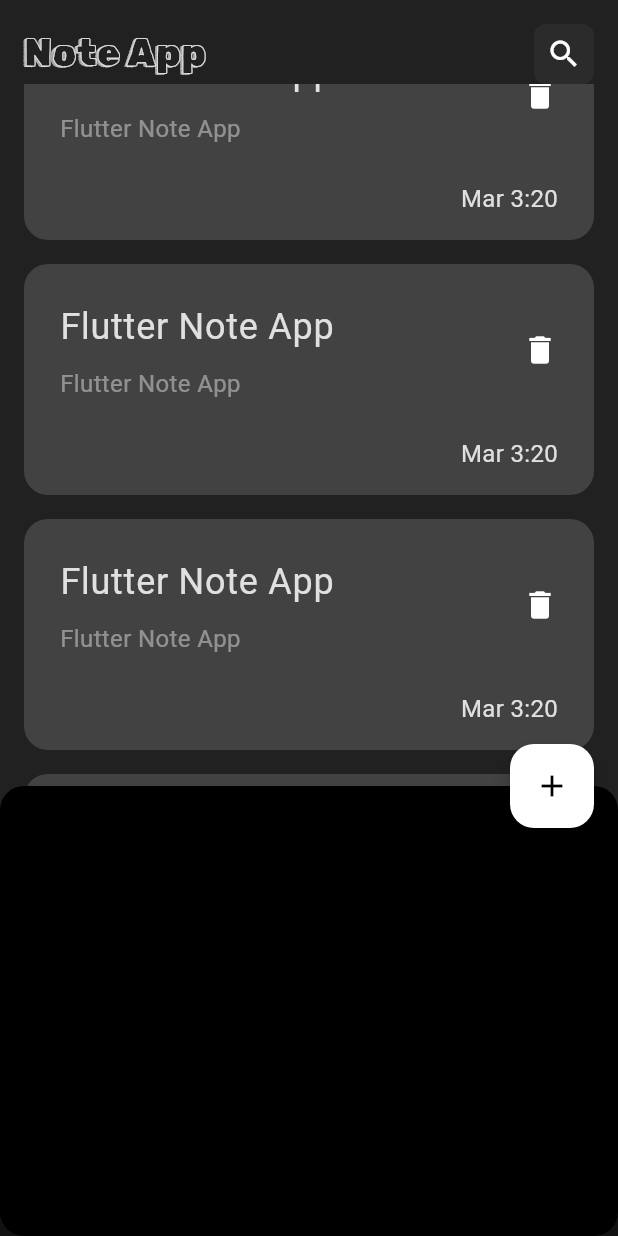
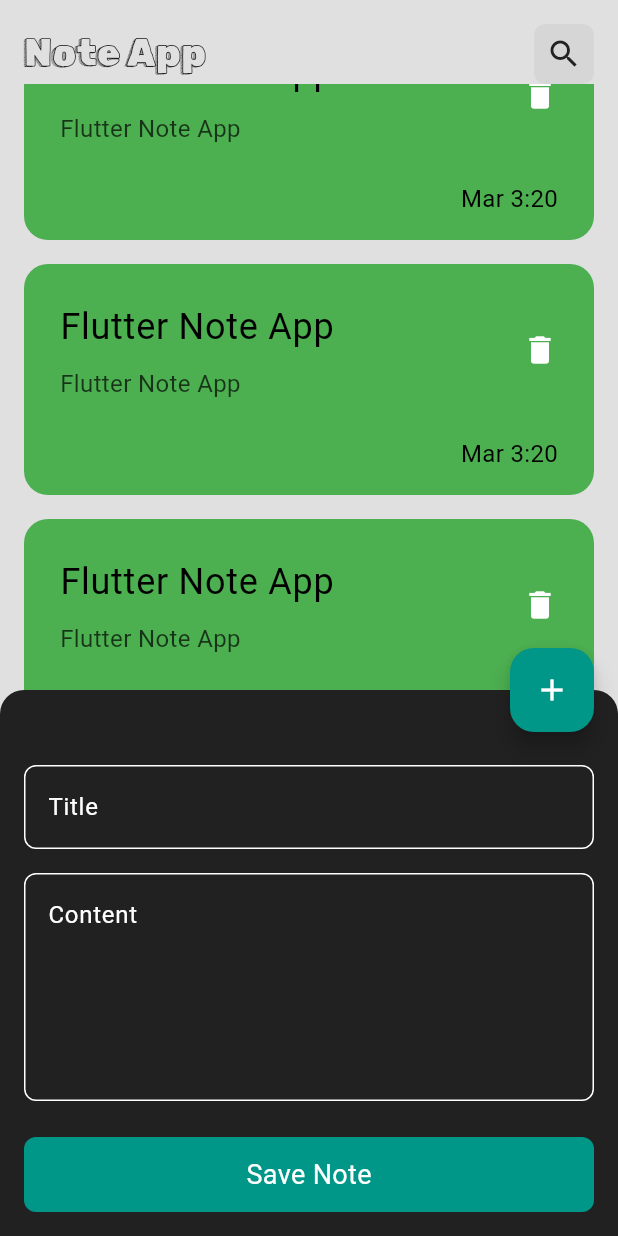
Before and after one commit to Waheed-Ashraf/Note-App, a Flutter app: the screen it shows after launch, scrolled down 576 dp, after a tap on the "add" icon, on a phone screen of 412 x 824 dp. Run offline on Flutter 3.47's test engine with Material 3 defaults, Android fonts, the phone set to English and light mode, and no system bars.

Commit message:
finishing the bottom sheet the update view AppBar

```diff
--- a/lib/main.dart
+++ b/lib/main.dart
@@ -1,5 +1,6 @@
 import 'package:flutter/material.dart';
 import 'package:note_app/theme/dark_theme.dart';
+import 'package:note_app/theme/light_theme.dart';
 import 'package:note_app/views/notes_view.dart';
 
 void main() {
@@ -14,7 +15,7 @@
   Widget build(BuildContext context) {
     return MaterialApp(
       debugShowCheckedModeBanner: false,
-      theme: darkMood,
+      theme: lightMood,
       home: const NotesView(),
     );
   }
--- a/lib/theme/dark_theme.dart
+++ b/lib/theme/dark_theme.dart
@@ -3,9 +3,9 @@ import 'package:flutter/material.dart';
 ThemeData darkMood = ThemeData(
   colorScheme: ColorScheme.dark(
     background: Colors.grey.shade900,
-    primary: Colors.grey.shade600,
-    secondary: Colors.grey.shade700,
-    tertiary: Colors.grey.shade800,
+    primary: Colors.black,
+    secondary: const Color(0xff62FCD7),
+    tertiary: Colors.grey.shade200,
     inversePrimary: Colors.grey.shade300,
     onPrimary: Colors.black,
   ),
--- a/lib/theme/light_theme.dart
+++ b/lib/theme/light_theme.dart
@@ -3,9 +3,10 @@ import 'package:flutter/material.dart';
 ThemeData lightMood = ThemeData(
   colorScheme: ColorScheme.dark(
     background: Colors.grey.shade300,
-    primary: Colors.grey.shade500,
-    secondary: Colors.grey.shade200,
+    primary: Colors.grey.shade900,
+    secondary: Colors.teal,
     tertiary: Colors.white,
     inversePrimary: Colors.grey.shade900,
+    onPrimary: Colors.white,
   ),
 );
--- a/lib/views/notes_view.dart
+++ b/lib/views/notes_view.dart
@@ -16,7 +16,12 @@ class NotesView extends StatelessWidget {
           padding: const EdgeInsets.symmetric(horizontal: 16),
           child: Column(
             children: [
-              const CustomAppBar(),
+              CustomAppBar(
+                  title: 'Note App',
+                  icon: Icon(
+                    Icons.search,
+                    color: Theme.of(context).colorScheme.inversePrimary,
+                  )),
               Expanded(
                 child: ListView.builder(itemBuilder: (context, index) {
                   return CustomNoteItem();
--- /dev/null
+++ b/lib/views/update_note_view.dart
@@ -0,0 +1,28 @@
+import 'package:flutter/material.dart';
+import 'package:note_app/widgets/custom_appbar.dart';
+
+class UpdateNoteView extends StatelessWidget {
+  const UpdateNoteView({super.key});
+
+  @override
+  Widget build(BuildContext context) {
+    return Scaffold(
+      body: SafeArea(
+        child: Padding(
+          padding: const EdgeInsets.symmetric(horizontal: 16),
+          child: Column(
+            children: [
+              CustomAppBar(
+                title: 'Update Note',
+                icon: Icon(
+                  Icons.check,
+                  color: Theme.of(context).colorScheme.inversePrimary,
+                ),
+              ),
+            ],
+          ),
+        ),
+      ),
+    );
+  }
+}
--- /dev/null
+++ b/lib/widgets/bottom_sheet_container.dart
@@ -0,0 +1,50 @@
+import 'package:flutter/material.dart';
+import 'package:note_app/widgets/custom_button.dart';
+import 'package:note_app/widgets/custom_text_field.dart';
+
+class BottomSheetContainer extends StatelessWidget {
+  const BottomSheetContainer({super.key});
+
+  @override
+  Widget build(BuildContext context) {
+    return SingleChildScrollView(
+      child: Container(
+        decoration: BoxDecoration(
+          borderRadius: const BorderRadius.only(
+            topLeft: Radius.circular(16),
+            topRight: Radius.circular(16),
+          ),
+          color: Theme.of(context).colorScheme.primary,
+        ),
+        child: const Padding(
+          padding: EdgeInsets.symmetric(horizontal: 16),
+          child: Column(
+            children: [
+              SizedBox(
+                height: 50,
+              ),
+              CustomTextField(
+                hint: 'Title',
+                maxLines: 1,
+              ),
+              SizedBox(
+                height: 16,
+              ),
+              CustomTextField(
+                hint: 'Content',
+                maxLines: 5,
+              ),
+              SizedBox(
+                height: 24,
+              ),
+              CustomButton(),
+              SizedBox(
+                height: 16,
+              ),
+            ],
+          ),
+        ),
+      ),
+    );
+  }
+}
--- a/lib/widgets/custom_appbar.dart
+++ b/lib/widgets/custom_appbar.dart
@@ -1,8 +1,9 @@
 import 'package:flutter/material.dart';
 
 class CustomAppBar extends StatelessWidget {
-  const CustomAppBar({super.key});
-
+  const CustomAppBar({super.key, required this.title, required this.icon});
+  final String title;
+  final Icon icon;
   @override
   Widget build(BuildContext context) {
     return Padding(
@@ -10,7 +11,7 @@ class CustomAppBar extends StatelessWidget {
       child: Row(
         children: [
           Text(
-            'Note App',
+            title,
             style: TextStyle(
               fontFamily: 'RubikDoodleShadow',
               fontSize: 25,
@@ -26,8 +27,8 @@ class CustomAppBar extends StatelessWidget {
               color:
                   Theme.of(context).colorScheme.inversePrimary.withOpacity(.05),
             ),
-            child: const Center(
-              child: Icon(Icons.search),
+            child: Center(
+              child: icon,
             ),
           ),
         ],
--- /dev/null
+++ b/lib/widgets/custom_button.dart
@@ -0,0 +1,26 @@
+import 'package:flutter/material.dart';
+
+class CustomButton extends StatelessWidget {
+  const CustomButton({super.key});
+
+  @override
+  Widget build(BuildContext context) {
+    return Container(
+      width: MediaQuery.of(context).size.width,
+      height: 50,
+      decoration: BoxDecoration(
+        color: Theme.of(context).colorScheme.secondary,
+        borderRadius: BorderRadius.circular(8),
+      ),
+      child: Center(
+        child: Text(
+          'Save Note',
+          style: TextStyle(
+            color: Theme.of(context).colorScheme.onPrimary,
+            fontSize: 18,
+          ),
+        ),
+      ),
+    );
+  }
+}
--- a/lib/widgets/custom_note_item.dart
+++ b/lib/widgets/custom_note_item.dart
@@ -1,26 +1,35 @@
 import 'package:flutter/material.dart';
+import 'package:note_app/views/update_note_view.dart';
 
 class CustomNoteItem extends StatelessWidget {
   const CustomNoteItem({super.key});
 
   @override
   Widget build(BuildContext context) {
-    return Padding(
+    return GestureDetector(
+      onTap: () {
+        Navigator.push(context, MaterialPageRoute(
+          builder: (context) {
+            return const UpdateNoteView();
+          },
+        ));
+      },
+      child: Padding(
         padding: const EdgeInsets.only(top: 16),
         child: Container(
           decoration: BoxDecoration(
             borderRadius: BorderRadius.circular(16),
-          color: Theme.of(context).colorScheme.tertiary,
+            color: Colors.green,
           ),
           child: Column(
             children: [
               Padding(
                 padding: const EdgeInsets.only(left: 8, top: 16),
                 child: ListTile(
-                title: Text(
+                  title: const Text(
                     'Flutter Note App',
                     style: TextStyle(
-                    color: Theme.of(context).colorScheme.inversePrimary,
+                      color: Colors.black,
                       fontSize: 24,
                     ),
                   ),
@@ -29,10 +38,7 @@ class CustomNoteItem extends StatelessWidget {
                     child: Text(
                       'Flutter Note App',
                       style: TextStyle(
-                      color: Theme.of(context)
-                          .colorScheme
-                          .inversePrimary
-                          .withOpacity(.5),
+                        color: Colors.black.withOpacity(.7),
                         fontSize: 16,
                       ),
                     ),
@@ -40,15 +46,15 @@ class CustomNoteItem extends StatelessWidget {
                   trailing: const Icon(Icons.delete),
                 ),
               ),
-            Padding(
-              padding: const EdgeInsets.symmetric(horizontal: 24, vertical: 16),
+              const Padding(
+                padding: EdgeInsets.symmetric(horizontal: 24, vertical: 16),
                 child: Row(
                   mainAxisAlignment: MainAxisAlignment.end,
                   children: [
                     Text(
                       'Mar 3:20',
                       style: TextStyle(
-                      color: Theme.of(context).colorScheme.inversePrimary,
+                        color: Colors.black,
                         fontSize: 16,
                       ),
                     ),
@@ -58,6 +64,7 @@ class CustomNoteItem extends StatelessWidget {
             ],
           ),
         ),
+      ),
     );
   }
 }
--- /dev/null
+++ b/lib/widgets/custom_text_field.dart
@@ -0,0 +1,39 @@
+import 'package:flutter/material.dart';
+
+class CustomTextField extends StatelessWidget {
+  const CustomTextField({
+    super.key,
+    required this.hint,
+    required this.maxLines,
+  });
+  final String hint;
+  final int maxLines;
+  @override
+  Widget build(BuildContext context) {
+    return TextField(
+      cursorColor: Theme.of(context).colorScheme.secondary,
+      maxLines: maxLines,
+      decoration: InputDecoration(
+        hintText: hint,
+        border: OutlineInputBorder(
+          borderRadius: BorderRadius.circular(8),
+          borderSide: BorderSide(
+            color: Theme.of(context).colorScheme.tertiary,
+          ),
+        ),
+        enabledBorder: OutlineInputBorder(
+          borderRadius: BorderRadius.circular(8),
+          borderSide: BorderSide(
+            color: Theme.of(context).colorScheme.tertiary,
+          ),
+        ),
+        focusedBorder: OutlineInputBorder(
+          borderRadius: BorderRadius.circular(8),
+          borderSide: BorderSide(
+            color: Theme.of(context).colorScheme.secondary,
+          ),
+        ),
+      ),
+    );
+  }
+}
--- a/lib/widgets/floatting_action_button.dart
+++ b/lib/widgets/floatting_action_button.dart
@@ -1,4 +1,6 @@
 import 'package:flutter/material.dart';
+import 'package:note_app/widgets/bottom_sheet_container.dart';
+import 'package:note_app/widgets/custom_text_field.dart';
 
 class FloattingActionButton extends StatelessWidget {
   const FloattingActionButton({super.key});
@@ -10,17 +12,11 @@ class FloattingActionButton extends StatelessWidget {
         showBottomSheet(
           context: context,
           builder: (context) {
-            return Container(
-              height: 300,
-              decoration: BoxDecoration(
-                borderRadius: BorderRadius.circular(16),
-                color: Theme.of(context).colorScheme.onPrimary,
-              ),
-            );
+            return const BottomSheetContainer();
           },
         );
       },
-      backgroundColor: Theme.of(context).colorScheme.inverseSurface,
+      backgroundColor: Theme.of(context).colorScheme.secondary,
       child: Icon(
         Icons.add,
         color: Theme.of(context).colorScheme.onPrimary,
```
Lines whose indentation alone changed are shown as unchanged.
